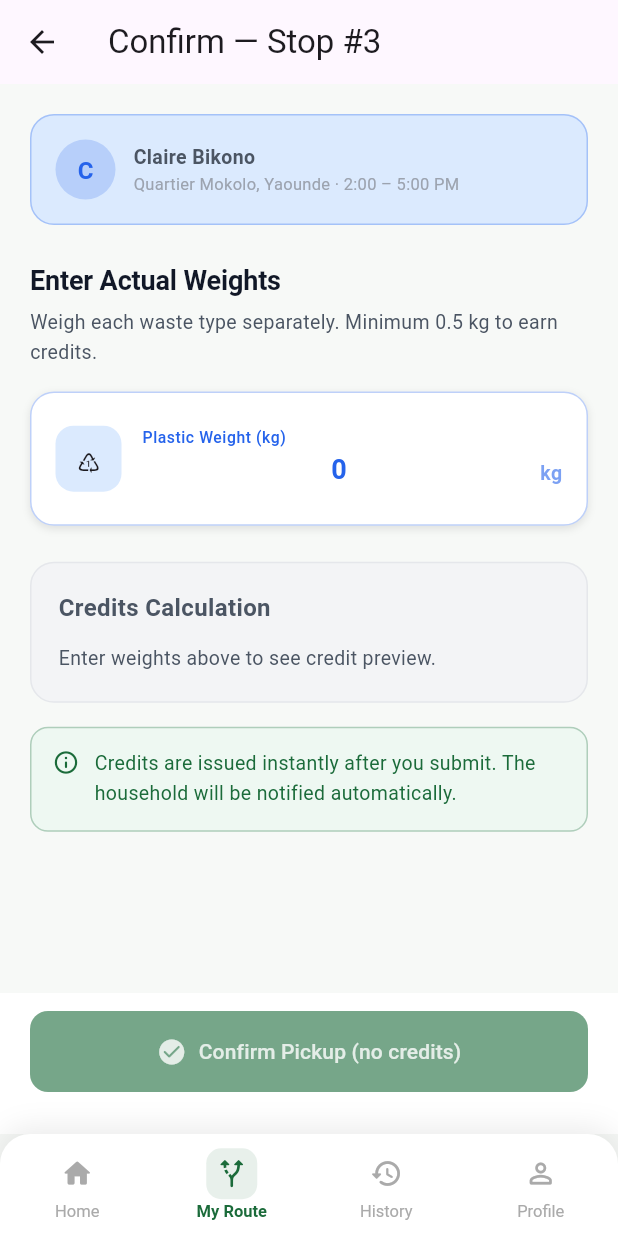
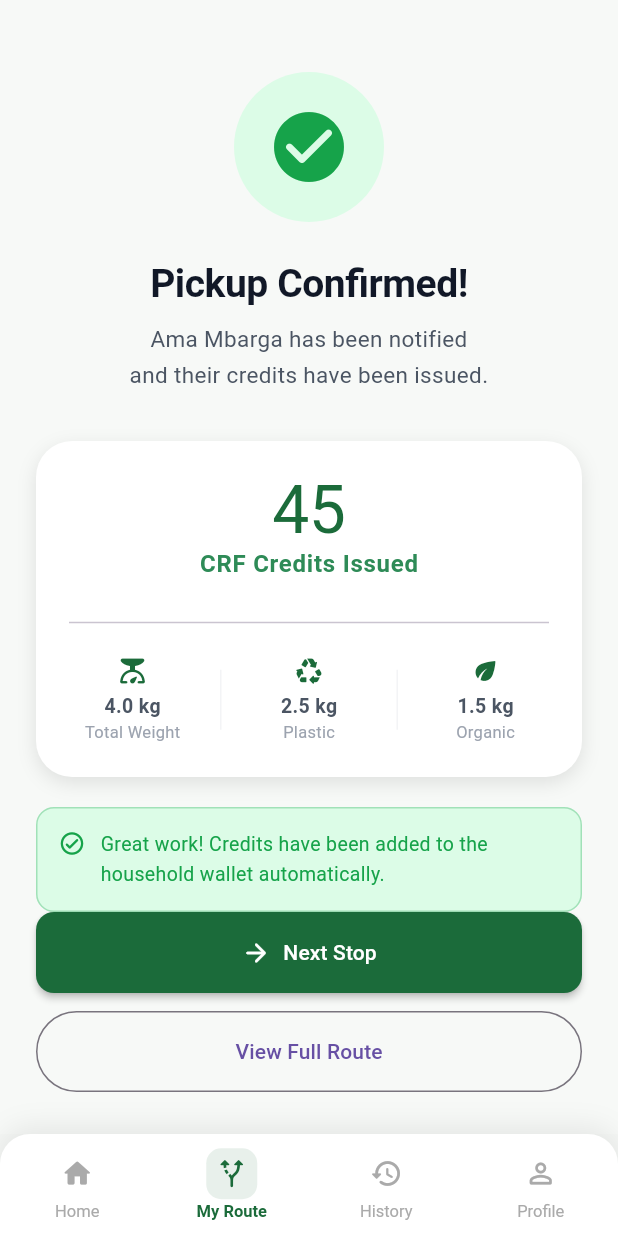
Before and after one commit to Kanjo-Elkamira-Ndi/crrf-mobile-platform, a Flutter app: the screen it shows after launch, on a phone screen of 412 x 824 dp. Run offline on Flutter 3.47's test engine with Material 3 defaults, Android fonts, the phone set to English and light mode, and no system bars; Roboto replaces fonts that are missing (DM Sans, DMSerifDisplay).

Commit message:
Created the driver's confirm success screen

```diff
--- a/mobile_app/lib/main.dart
+++ b/mobile_app/lib/main.dart
@@ -34,7 +34,8 @@
 // import 'package:crrfapp/pages/d01_driver_shell_dashboard.dart';
 // import 'package:crrfapp/pages/d02_daily_route_screen.dart';
 // import 'package:crrfapp/pages/d03_pickup_task_screen.dart';
-import 'package:crrfapp/pages/d04_confirm_pickup_screen.dart';
+// import 'package:crrfapp/pages/d04_confirm_pickup_screen.dart';
+import 'package:crrfapp/pages/d05_confirm_success_screen.dart';
 // import 'package:crrfapp/core/constants/app_constants.dart';
 import 'package:flutter/material.dart';
 
@@ -87,8 +88,8 @@ class MyApp extends StatelessWidget {
       // home: const DriverDashboardScreen(),
       // home: const DailyRouteScreen(),
       // home: const PickupTaskScreen(pickupId: "123"),
-      home: const ConfirmPickupScreen(taskId: "123"),
-      // home: ConfirmSuccessScreen.demo(),
+      // home: const ConfirmPickupScreen(taskId: "123"),
+      home: ConfirmSuccessScreen.demo(),
       // home: const ReportIssueScreen(taskId: "123"),
     );
   }
--- /dev/null
+++ b/mobile_app/lib/pages/d05_confirm_success_screen.dart
@@ -0,0 +1,232 @@
+import 'package:flutter/material.dart';
+import '../../../core/theme/app_colors.dart';
+import '../../../core/theme/app_text_styles.dart';
+import '../../../core/constants/app_constants.dart';
+import '../../../widgets/common_widgets.dart';
+
+// ═════════════════════════════════════════════════════════════
+// D-05 — Confirmation Success Screen
+// ═════════════════════════════════════════════════════════════
+/// Shown immediately after driver submits a successful pickup.
+/// Displays credits issued, actual weight, household notified banner.
+/// Two CTAs: Next Stop (pop back to route) or View Route.
+class ConfirmSuccessScreen extends StatelessWidget {
+  final String taskId;
+  final double plasticKg;
+  final double organicKg;
+  final int totalCredits;
+  final String householdName;
+
+  const ConfirmSuccessScreen({
+    super.key,
+    required this.taskId,
+    required this.plasticKg,
+    required this.organicKg,
+    required this.totalCredits,
+    required this.householdName,
+  });
+
+  // Factory constructor for testing/demo purposes
+  factory ConfirmSuccessScreen.demo() {
+    return const ConfirmSuccessScreen(
+      taskId: 'P-001',
+      plasticKg: 2.5,
+      organicKg: 1.5,
+      totalCredits: 45,
+      householdName: 'Ama Mbarga',
+    );
+  }
+
+  @override
+  Widget build(BuildContext context) {
+    final totalKg = plasticKg + organicKg;
+
+    return DriverScaffold(
+      currentTab: DriverNavTab.myRoute,
+      body: Scaffold(
+        backgroundColor: AppColors.background,
+        body: SafeArea(
+          child: Padding(
+            padding: const EdgeInsets.symmetric(horizontal: 24),
+            child: Column(
+              children: [
+                const SizedBox(height: 48),
+
+                // ── Success animation placeholder ────────────────
+                TweenAnimationBuilder<double>(
+                  tween: Tween(begin: 0.5, end: 1.0),
+                  duration: AppConstants.animSlow,
+                  curve: Curves.elasticOut,
+                  builder: (_, scale, child) =>
+                      Transform.scale(scale: scale, child: child),
+                  child: Container(
+                    width: 100,
+                    height: 100,
+                    decoration: const BoxDecoration(
+                      color: AppColors.successLight,
+                      shape: BoxShape.circle,
+                    ),
+                    child: const Icon(
+                      Icons.check_circle_rounded,
+                      color: AppColors.successGreen,
+                      size: 56,
+                    ),
+                  ),
+                ),
+
+                const SizedBox(height: 24),
+                Text(
+                  'Pickup Confirmed!',
+                  style: AppTextStyles.h1,
+                  textAlign: TextAlign.center,
+                ),
+                const SizedBox(height: 8),
+                Text(
+                  '$householdName has been notified\nand their credits have been issued.',
+                  style: AppTextStyles.body.copyWith(
+                    color: AppColors.textSecondary,
+                    height: 1.6,
+                  ),
+                  textAlign: TextAlign.center,
+                ),
+
+                const SizedBox(height: 32),
+
+                // ── Stats card ────────────────────────────────────
+                Container(
+                  width: double.infinity,
+                  padding: const EdgeInsets.all(22),
+                  decoration: BoxDecoration(
+                    color: AppColors.white,
+                    borderRadius: BorderRadius.circular(AppConstants.radiusXL),
+                    boxShadow: const [
+                      BoxShadow(
+                        color: AppColors.shadow,
+                        blurRadius: 10,
+                        offset: Offset(0, 4),
+                      ),
+                    ],
+                  ),
+                  child: Column(
+                    children: [
+                      // Credit issued — big green number
+                      Text(
+                        '$totalCredits',
+                        style: AppTextStyles.creditBalance.copyWith(
+                          color: AppColors.forestGreen,
+                        ),
+                      ),
+                      Text(
+                        'CRF Credits Issued',
+                        style: AppTextStyles.creditUnit.copyWith(
+                          color: AppColors.greenMid,
+                        ),
+                      ),
+                      const SizedBox(height: 20),
+                      const Divider(),
+                      const SizedBox(height: 14),
+                      Row(
+                        children: [
+                          _SuccessStat(
+                            label: 'Total Weight',
+                            value: '${totalKg.toStringAsFixed(1)} kg',
+                            icon: Icons.scale_rounded,
+                          ),
+                          if (plasticKg > 0) ...[
+                            _vLine(),
+                            _SuccessStat(
+                              label: 'Plastic',
+                              value: '${plasticKg.toStringAsFixed(1)} kg',
+                              icon: Icons.recycling_rounded,
+                            ),
+                          ],
+                          if (organicKg > 0) ...[
+                            _vLine(),
+                            _SuccessStat(
+                              label: 'Organic',
+                              value: '${organicKg.toStringAsFixed(1)} kg',
+                              icon: Icons.eco_rounded,
+                            ),
+                          ],
+                        ],
+                      ),
+                    ],
+                  ),
+                ),
+
+                const SizedBox(height: 20),
+
+                const CalloutCard(
+                  message:
+                      'Great work! Credits have been added to the household wallet automatically.',
+                  type: CalloutType.success,
+                ),
+
+                const Spacer(),
+
+                // ── CTAs ─────────────────────────────────────────
+                CrrfPrimaryButton(
+                  label: 'Next Stop',
+                  onPressed: () {
+                    // Pop success → pop task detail → back on route list
+                    Navigator.of(context)
+                      ..pop() // pop success
+                      ..pop() // pop task detail
+                      ..pop(); // pop confirm screen (if pushed separately)
+                  },
+                  leadingIcon: Icons.arrow_forward_rounded,
+                ),
+                const SizedBox(height: 12),
+                CrrfSecondaryButton(
+                  label: 'View Full Route',
+                  onPressed: () =>
+                      Navigator.of(context).pushNamedAndRemoveUntil(
+                        AppRoutes.dailyRoute,
+                        (r) => r.settings.name == AppRoutes.driverHome,
+                      ),
+                ),
+                const SizedBox(height: 28),
+              ],
+            ),
+          ),
+        ),
+      ),
+    );
+  }
+
+  Widget _vLine() => Container(
+    width: 1,
+    height: 40,
+    margin: const EdgeInsets.symmetric(horizontal: 16),
+    color: AppColors.borderLighter,
+  );
+}
+
+class _SuccessStat extends StatelessWidget {
+  final String label, value;
+  final IconData icon;
+  const _SuccessStat({
+    required this.label,
+    required this.value,
+    required this.icon,
+  });
+
+  @override
+  Widget build(BuildContext context) {
+    return Expanded(
+      child: Column(
+        children: [
+          Icon(icon, color: AppColors.forestGreen, size: 20),
+          const SizedBox(height: 4),
+          Text(
+            value,
+            style: AppTextStyles.bodySmall.copyWith(
+              fontWeight: FontWeight.w700,
+            ),
+          ),
+          Text(label, style: AppTextStyles.caption),
+        ],
+      ),
+    );
+  }
+}
```
